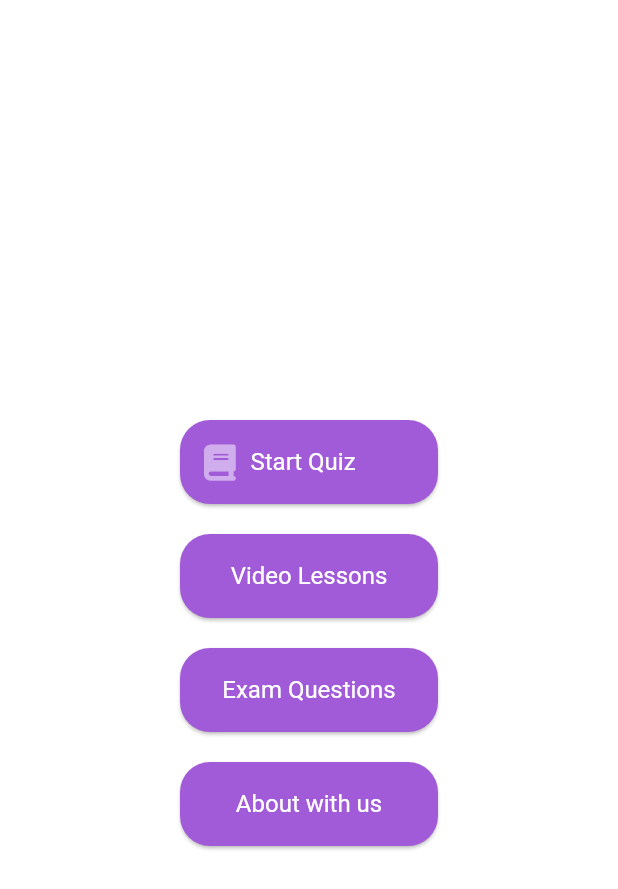
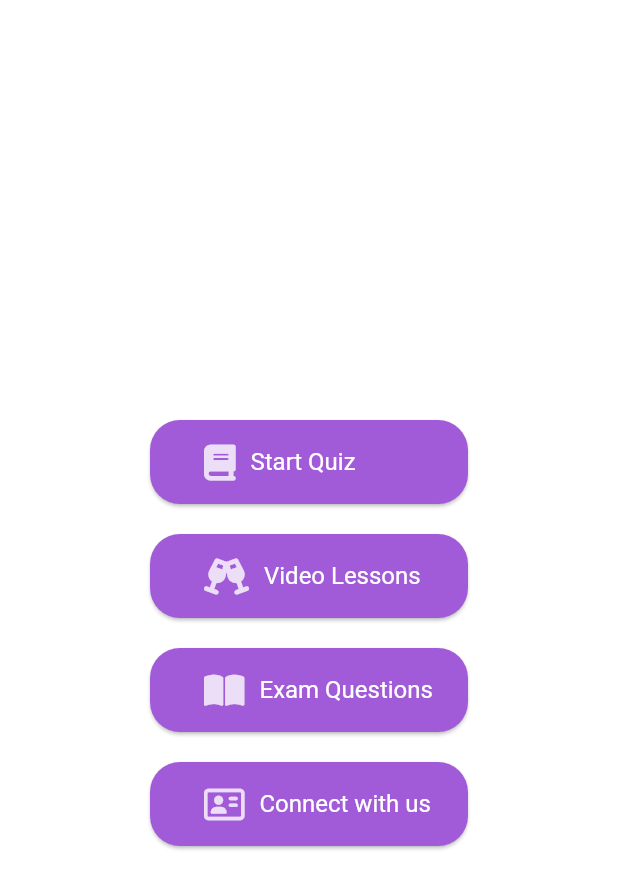
Before and after one commit to Chamidilshan/Quiz_app, a Flutter app: the screen it shows after launch, on a phone screen of 412 x 824 dp. Shown: the top 889 px of the screen. Run offline on Flutter 3.47's test engine with Material 2 defaults, Android fonts, the light colour scheme and no system bars; our stand-ins replace font_awesome_flutter; network calls fail.

Commit message:
added page buttons for starting page

```diff
--- a/lib/pages/starting_page.dart
+++ b/lib/pages/starting_page.dart
@@ -55,7 +55,7 @@ class StartingPage extends StatelessWidget {
               );
             },
             child: Card(
-              margin: EdgeInsets.symmetric(horizontal: 120.0),
+              margin: EdgeInsets.symmetric(horizontal: 100.0),
               shape: RoundedRectangleBorder(
                   borderRadius: BorderRadius.circular(20.0)
               ),
@@ -63,8 +63,12 @@ class StartingPage extends StatelessWidget {
               child: Container(
                 child: ListTile(
                   title: Row(
+                    mainAxisAlignment: MainAxisAlignment.start,
                     children: [
-                      FaIcon(FontAwesomeIcons.book, color: Colors.white.withOpacity(0.5),),
+                      SizedBox(
+                        width: 20.0,
+                      ),
+                      FaIcon(FontAwesomeIcons.book, color: Colors.white.withOpacity(0.8),),
                       SizedBox(
                         width: 10.0,
                       ),
@@ -89,19 +93,31 @@ class StartingPage extends StatelessWidget {
               print('pressed lessons');
             },
             child: Card(
-              margin: EdgeInsets.symmetric(horizontal: 120.0),
+              margin: EdgeInsets.symmetric(horizontal: 100.0),
               shape: RoundedRectangleBorder(
                   borderRadius: BorderRadius.circular(20.0)
               ),
               color: backColor,
               child: Container(
                 child: ListTile(
-                  title: Text(
+                  title: Row(
+                    mainAxisAlignment: MainAxisAlignment.start,
+                    children: [
+                      SizedBox(
+                        width: 20.0,
+                      ),
+                      FaIcon(FontAwesomeIcons.champagneGlasses, color: Colors.white.withOpacity(0.8),),
+                      SizedBox(
+                        width: 10.0,
+                      ),
+                      Text(
                         'Video Lessons',
                         textAlign: TextAlign.center,
                         style: TextStyle(
                             color: Colors.white
                         ),
+                      ),
+                    ],
                   ),
                 ),
               ),
@@ -115,19 +131,31 @@ class StartingPage extends StatelessWidget {
               print('pressed lessons');
             },
             child: Card(
-              margin: EdgeInsets.symmetric(horizontal: 120.0),
+              margin: EdgeInsets.symmetric(horizontal: 100.0),
               shape: RoundedRectangleBorder(
                   borderRadius: BorderRadius.circular(20.0)
               ),
               color: backColor,
               child: Container(
                 child: ListTile(
-                  title: Text(
+                  title: Row(
+                    mainAxisAlignment: MainAxisAlignment.start,
+                    children: [
+                      SizedBox(
+                        width: 20.0,
+                      ),
+                      FaIcon(FontAwesomeIcons.bookOpen, color: Colors.white.withOpacity(0.8),),
+                      SizedBox(
+                        width: 10.0,
+                      ),
+                      Text(
                         'Exam Questions',
                         textAlign: TextAlign.center,
                         style: TextStyle(
                             color: Colors.white
                         ),
+                      ),
+                    ],
                   ),
                 ),
               ),
@@ -141,19 +169,31 @@ class StartingPage extends StatelessWidget {
               print('pressed lessons');
             },
             child: Card(
-              margin: EdgeInsets.symmetric(horizontal: 120.0),
+              margin: EdgeInsets.symmetric(horizontal: 100.0),
               shape: RoundedRectangleBorder(
                   borderRadius: BorderRadius.circular(20.0)
               ),
               color: backColor,
               child: Container(
                 child: ListTile(
-                  title: Text(
-                    'About with us',
+                  title: Row(
+                    mainAxisAlignment: MainAxisAlignment.start,
+                    children: [
+                      SizedBox(
+                        width: 20.0,
+                      ),
+                      FaIcon(FontAwesomeIcons.contactCard, color: Colors.white.withOpacity(0.8),),
+                      SizedBox(
+                        width: 10.0,
+                      ),
+                      Text(
+                        'Connect with us',
                         textAlign: TextAlign.center,
                         style: TextStyle(
                             color: Colors.white
                         ),
+                      ),
+                    ],
                   ),
                 ),
               ),
```
Lines whose indentation alone changed are shown as unchanged.
